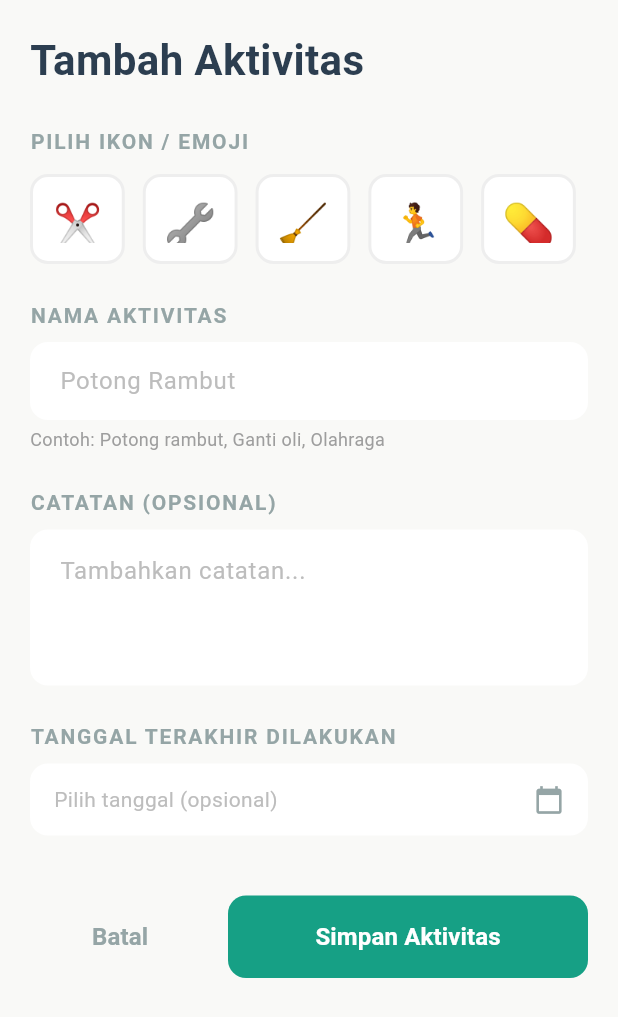
After one commit to willsurvey/lasttime, a Flutter app: the screen it shows after launch, after a tap on the "add" icon, on a phone screen of 412 x 824 dp. The commit adds this screen. Shown: the top 1017 px of the screen. Run offline on Flutter 3.47's test engine with Material 3 defaults, Android fonts, the phone set to English and light mode, and no system bars; our stand-ins replace shared_preferences; Roboto replaces fonts that are missing (Segoe UI).

Commit message:
finish sprint 1

```diff
--- a/lib/main.dart
+++ b/lib/main.dart
@@ -2,6 +2,8 @@ import 'package:flutter/material.dart';
 import 'constants/app_colors.dart';
 import 'models/activity_model.dart';
 import 'widgets/activity_card.dart';
+import 'screens/add_activity_screen.dart';
+import 'services/storage_service.dart';
 
 void main() {
   runApp(const MyApp());
@@ -25,55 +27,94 @@ class MyApp extends StatelessWidget {
   }
 }
 
-class HomeScreen extends StatelessWidget {
+class HomeScreen extends StatefulWidget {
   const HomeScreen({super.key});
 
   @override
+  State<HomeScreen> createState() => _HomeScreenState();
+}
+
+class _HomeScreenState extends State<HomeScreen> {
+  List<ActivityModel> activities = [];
+
+  @override
+  void initState() {
+    super.initState();
+    _loadActivitiesFromStorage();
+  }
+
+  Future<void> _loadActivitiesFromStorage() async {
+    final loadedActivities = await StorageService.loadActivities();
+
+    if (mounted) {
+      setState(() {
+        // ✅ FIX: Tidak ada data dummy — jika kosong, tampilkan empty state
+        activities = loadedActivities;
+      });
+    }
+  }
+
+  // ✅ FIX: Hanya reload data dari storage, JANGAN simpan lagi (sudah disimpan di AddActivityScreen)
+  Future<void> _addNewActivity(Map<String, dynamic> newData) async {
+    // Reload data dari storage (karena sudah disimpan di AddActivityScreen)
+    final updatedActivities = await StorageService.loadActivities();
+
+    if (mounted) {
+      setState(() {
+        activities = updatedActivities;
+      });
+    }
+  }
+
+  // Helper: Mapping emoji ke warna
+  Color _getEmojiColor(String? emoji) {
+    switch (emoji) {
+      case '✂️': return AppColors.haircut;
+      case '🔧': return AppColors.motor;
+      case '🧹': return AppColors.cleaning;
+      case '🏃': return AppColors.laundry;
+      case '💊': return AppColors.bill;
+      case '📚': return AppColors.haircut;
+      case '🚿': return AppColors.laundry;
+      case '💳': return AppColors.bill;
+      case '🌿': return AppColors.cleaning;
+      case '🐾': return AppColors.motor;
+      case '🚗': return AppColors.motor;
+      case '🎯': return AppColors.bill;
+      default: return AppColors.haircut;
+    }
+  }
+
+  // Helper: Mapping emoji ke IconData
+  IconData _getEmojiIcon(String? emoji) {
+    switch (emoji) {
+      case '✂️': return Icons.cut;
+      case '🔧': return Icons.build;
+      case '🧹': return Icons.cleaning_services;
+      case '🏃': return Icons.directions_run;
+      case '💊': return Icons.medication;
+      case '📚': return Icons.school;
+      case '🚿': return Icons.shower;
+      case '💳': return Icons.payments;
+      case '🌿': return Icons.eco;
+      case '🐾': return Icons.pets;
+      case '🚗': return Icons.directions_car;
+      case '🎯': return Icons.flag;
+      default: return Icons.star;
+    }
+  }
+
+  // Helper: Nama bulan
+  String _getMonthName(int month) {
+    const months = [
+      'Jan', 'Feb', 'Mar', 'Apr', 'Mei', 'Jun',
+      'Jul', 'Agu', 'Sep', 'Okt', 'Nov', 'Des'
+    ];
+    return months[month - 1];
+  }
+
+  @override
   Widget build(BuildContext context) {
-    // Data aktivitas sesuai desain
-    final activities = [
-      ActivityModel(
-        title: 'Potong Rambut',
-        lastDate: '12 Mar 2025',
-        daysAgo: '18 hari yang lalu',
-        iconColor: AppColors.haircut,
-        icon: Icons.cut,
-        status: 'Selesai',
-      ),
-      ActivityModel(
-        title: 'Ganti Oli Motor',
-        lastDate: '1 Feb 2025',
-        daysAgo: '57 hari yang lalu',
-        iconColor: AppColors.motor,
-        icon: Icons.build,
-        status: 'Selesai',
-      ),
-      ActivityModel(
-        title: 'Bersihkan Kamar',
-        lastDate: '25 Mar 2025',
-        daysAgo: '5 hari yang lalu',
-        iconColor: AppColors.cleaning,
-        icon: Icons.cleaning_services,
-        status: 'Selesai',
-      ),
-      ActivityModel(
-        title: 'Cuci Baju',
-        lastDate: '28 Mar 2025',
-        daysAgo: '2 hari yang lalu',
-        iconColor: AppColors.laundry,
-        icon: Icons.local_laundry_service,
-        status: 'Selesai',
-      ),
-      ActivityModel(
-        title: 'Bayar Tagihan',
-        lastDate: 'Belum pernah dilakukan',
-        daysAgo: 'Belum dicatat',
-        iconColor: AppColors.bill,
-        icon: Icons.payments,
-        status: 'Selesai',
-      ),
-    ];
-
     return Scaffold(
       body: SafeArea(
         child: Padding(
@@ -113,7 +154,21 @@ class HomeScreen extends StatelessWidget {
                     ),
                   ),
                   const Spacer(),
-                  Container(
+
+                  GestureDetector(
+                    onTap: () async {
+                      final result = await Navigator.push(
+                        context,
+                        MaterialPageRoute(
+                          builder: (context) => const AddActivityScreen(),
+                        ),
+                      );
+
+                      if (result != null && result is Map<String, dynamic>) {
+                        _addNewActivity(result);
+                      }
+                    },
+                    child: Container(
                       width: 32,
                       height: 32,
                       decoration: BoxDecoration(
@@ -126,13 +181,25 @@ class HomeScreen extends StatelessWidget {
                         size: 20,
                       ),
                     ),
+                  ),
                 ],
               ),
               const SizedBox(height: 16),
 
-              // List Activities
+              // ✅ FIX: Empty state jika belum ada aktivitas
               Expanded(
-                child: ListView.builder(
+                child: activities.isEmpty
+                    ? const Center(
+                        child: Text(
+                          'Belum ada aktivitas.\nKlik + untuk menambah.',
+                          textAlign: TextAlign.center,
+                          style: TextStyle(
+                            color: AppColors.textSecondary,
+                            fontSize: 14,
+                          ),
+                        ),
+                      )
+                    : ListView.builder(
                         itemCount: activities.length,
                         itemBuilder: (context, index) {
                           return ActivityCard(activity: activities[index]);
--- /dev/null
+++ b/lib/screens/add_activity_screen.dart
@@ -0,0 +1,432 @@
+import 'package:flutter/material.dart';
+import '../constants/app_colors.dart';
+import '../services/storage_service.dart';
+import '../models/activity_model.dart';
+
+class AddActivityScreen extends StatefulWidget {
+  const AddActivityScreen({super.key});
+
+  @override
+  State<AddActivityScreen> createState() => _AddActivityScreenState();
+}
+
+class _AddActivityScreenState extends State<AddActivityScreen> {
+  // Controllers untuk input
+  final TextEditingController _nameController = TextEditingController();
+  final TextEditingController _noteController = TextEditingController();
+
+  // State untuk pilihan
+  String? _selectedEmoji;
+  DateTime? _selectedDate;
+
+  // Daftar emoji sesuai desain
+  final List<Map<String, dynamic>> _emojis = [
+    {'emoji': '✂️', 'label': 'Potong Rambut'},
+    {'emoji': '🔧', 'label': 'Servis'},
+    {'emoji': '🧹', 'label': 'Bersihkan'},
+    {'emoji': '🏃', 'label': 'Olahraga'},
+    {'emoji': '💊', 'label': 'Obat'},
+    {'emoji': '📚', 'label': 'Belajar'},
+    {'emoji': '🚿', 'label': 'Mandi'},
+    {'emoji': '💳', 'label': 'Tagihan'},
+    {'emoji': '🌿', 'label': 'Tanaman'},
+    {'emoji': '🐾', 'label': 'Hewan'},
+    {'emoji': '🚗', 'label': 'Mobil'},
+    {'emoji': '🎯', 'label': 'Target'},
+  ];
+
+  @override
+  void dispose() {
+    _nameController.dispose();
+    _noteController.dispose();
+    super.dispose();
+  }
+
+  // Fungsi pilih tanggal
+  Future<void> _selectDate() async {
+    final DateTime? picked = await showDatePicker(
+      context: context,
+      initialDate: DateTime.now(),
+      firstDate: DateTime(2020),
+      lastDate: DateTime(2030),
+      builder: (context, child) {
+        return Theme(
+          data: Theme.of(context).copyWith(  // ✅ FIX: Tambahkan `data:`
+            colorScheme: ColorScheme.light(
+              primary: AppColors.primary,
+            ),
+          ),
+          child: child!,
+        );
+      },
+    );
+
+    if (picked != null) {
+      setState(() {
+        _selectedDate = picked;
+      });
+    }
+  }
+
+  // Helper: Mapping emoji ke warna
+  Color _getEmojiColor(String emoji) {
+    switch (emoji) {
+      case '✂️': return AppColors.haircut;
+      case '🔧': return AppColors.motor;
+      case '🧹': return AppColors.cleaning;
+      case '🏃': return AppColors.laundry;
+      case '💊': return AppColors.bill;
+      case '📚': return AppColors.haircut;
+      case '🚿': return AppColors.laundry;
+      case '💳': return AppColors.bill;
+      case '🌿': return AppColors.cleaning;
+      case '🐾': return AppColors.motor;
+      case '🚗': return AppColors.motor;
+      case '🎯': return AppColors.bill;
+      default: return AppColors.haircut;
+    }
+  }
+
+  // Helper: Mapping emoji ke IconData
+  IconData _getEmojiIcon(String emoji) {
+    switch (emoji) {
+      case '✂️': return Icons.cut;
+      case '🔧': return Icons.build;
+      case '🧹': return Icons.cleaning_services;
+      case '🏃': return Icons.directions_run;
+      case '💊': return Icons.medication;
+      case '📚': return Icons.school;
+      case '🚿': return Icons.shower;
+      case '💳': return Icons.payments;
+      case '🌿': return Icons.eco;
+      case '🐾': return Icons.pets;
+      case '🚗': return Icons.directions_car;
+      case '🎯': return Icons.flag;
+      default: return Icons.star;
+    }
+  }
+
+  // Helper: Nama bulan
+  String _getMonthName(int month) {
+    const months = [
+      'Jan', 'Feb', 'Mar', 'Apr', 'Mei', 'Jun',
+      'Jul', 'Agu', 'Sep', 'Okt', 'Nov', 'Des'
+    ];
+    return months[month - 1];
+  }
+
+  // Fungsi simpan
+  Future<void> _saveActivity() async {
+    if (_nameController.text.trim().isEmpty) {
+      ScaffoldMessenger.of(context).showSnackBar(
+        SnackBar(
+          content: const Text('Nama aktivitas harus diisi!'),
+          backgroundColor: Colors.redAccent,
+        ),
+      );
+      return;
+    }
+
+    if (_selectedEmoji == null) {
+      ScaffoldMessenger.of(context).showSnackBar(
+        SnackBar(
+          content: const Text('Pilih ikon/emoji terlebih dahulu!'),
+          backgroundColor: Colors.redAccent,
+        ),
+      );
+      return;
+    }
+
+    // Buat ActivityModel dari input form
+    final newActivity = ActivityModel(
+      title: _nameController.text.trim(),
+      lastDate: _selectedDate != null
+          ? '${_selectedDate!.day} ${_getMonthName(_selectedDate!.month)} ${_selectedDate!.year}'
+          : 'Baru ditambahkan',
+      daysAgo: 'Baru ditambahkan',
+      iconColor: _getEmojiColor(_selectedEmoji!),
+      icon: _getEmojiIcon(_selectedEmoji!),
+      status: 'Selesai',
+    );
+
+    try {
+      // Simpan ke SharedPreferences HANYA di sini
+      await StorageService.addActivity(newActivity);
+
+      if (mounted) {
+        ScaffoldMessenger.of(context).showSnackBar(
+          SnackBar(
+            content: const Text('✅ Aktivitas berhasil disimpan!'),
+            backgroundColor: Colors.green,
+            duration: const Duration(seconds: 2),
+          ),
+        );
+      }
+
+      if (mounted) {
+        Navigator.pop(context, {
+          'name': _nameController.text.trim(),
+          'emoji': _selectedEmoji,
+          'note': _noteController.text.trim(),
+          'date': _selectedDate ?? DateTime.now(),
+        });
+      }
+    } catch (e) {
+      if (mounted) {
+        ScaffoldMessenger.of(context).showSnackBar(
+          SnackBar(
+            content: Text('❌ Gagal menyimpan: $e'),
+            backgroundColor: Colors.red,
+          ),
+        );
+      }
+    }
+  }
+
+  @override
+  Widget build(BuildContext context) {
+    return Scaffold(
+      backgroundColor: AppColors.background,
+      resizeToAvoidBottomInset: true,
+      body: SafeArea(
+        child: SingleChildScrollView(
+          padding: const EdgeInsets.all(20.0),
+          child: ConstrainedBox(
+            constraints: BoxConstraints(
+              minHeight: MediaQuery.of(context).size.height - 40,
+            ),
+            child: Column(
+              crossAxisAlignment: CrossAxisAlignment.start,
+              children: [
+                // Header
+                Text(
+                  'Tambah Aktivitas',
+                  style: TextStyle(
+                    fontSize: 28,
+                    fontWeight: FontWeight.bold,
+                    color: AppColors.textPrimary,
+                  ),
+                ),
+                const SizedBox(height: 24),
+
+                // Section: PILIH IKON / EMOJI
+                const Text(
+                  'PILIH IKON / EMOJI',
+                  style: TextStyle(
+                    fontSize: 14,
+                    fontWeight: FontWeight.w600,
+                    color: AppColors.textSecondary,
+                    letterSpacing: 1.2,
+                  ),
+                ),
+                const SizedBox(height: 12),
+
+                SizedBox(
+                  height: 60,
+                  child: ListView.builder(
+                    scrollDirection: Axis.horizontal,
+                    itemCount: _emojis.length,
+                    itemBuilder: (context, index) {
+                      final item = _emojis[index];
+                      final isSelected = _selectedEmoji == item['emoji'];
+
+                      return GestureDetector(
+                        onTap: () {
+                          setState(() {
+                            _selectedEmoji = item['emoji'];
+                          });
+                        },
+                        child: Container(
+                          margin: const EdgeInsets.only(right: 12),
+                          padding: const EdgeInsets.all(12),
+                          decoration: BoxDecoration(
+                            color: isSelected ? AppColors.primary.withOpacity(0.2) : AppColors.card,
+                            borderRadius: BorderRadius.circular(12),
+                            border: Border.all(
+                              color: isSelected ? AppColors.primary : Colors.grey.shade200,
+                              width: 2,
+                            ),
+                          ),
+                          child: Text(
+                            item['emoji'],
+                            style: const TextStyle(fontSize: 28),
+                          ),
+                        ),
+                      );
+                    },
+                  ),
+                ),
+                const SizedBox(height: 24),
+
+                // Section: NAMA AKTIVITAS
+                const Text(
+                  'NAMA AKTIVITAS',
+                  style: TextStyle(
+                    fontSize: 14,
+                    fontWeight: FontWeight.w600,
+                    color: AppColors.textSecondary,
+                    letterSpacing: 1.2,
+                  ),
+                ),
+                const SizedBox(height: 8),
+                TextField(
+                  controller: _nameController,
+                  decoration: InputDecoration(
+                    hintText: 'Potong Rambut',
+                    hintStyle: TextStyle(color: Colors.grey.shade400),
+                    filled: true,
+                    fillColor: AppColors.card,
+                    border: OutlineInputBorder(
+                      borderRadius: BorderRadius.circular(12),
+                      borderSide: BorderSide.none,
+                    ),
+                    contentPadding: const EdgeInsets.symmetric(
+                      horizontal: 16,
+                      vertical: 14,
+                    ),
+                  ),
+                ),
+                const SizedBox(height: 4),
+                Text(
+                  'Contoh: Potong rambut, Ganti oli, Olahraga',
+                  style: TextStyle(
+                    fontSize: 12,
+                    color: Colors.grey.shade500,
+                  ),
+                ),
+                const SizedBox(height: 24),
+
+                // Section: CATATAN (OPSIONAL)
+                const Text(
+                  'CATATAN (OPSIONAL)',
+                  style: TextStyle(
+                    fontSize: 14,
+                    fontWeight: FontWeight.w600,
+                    color: AppColors.textSecondary,
+                    letterSpacing: 1.2,
+                  ),
+                ),
+                const SizedBox(height: 8),
+                TextField(
+                  controller: _noteController,
+                  maxLines: 3,
+                  decoration: InputDecoration(
+                    hintText: 'Tambahkan catatan...',
+                    hintStyle: TextStyle(color: Colors.grey.shade400),
+                    filled: true,
+                    fillColor: AppColors.card,
+                    border: OutlineInputBorder(
+                      borderRadius: BorderRadius.circular(12),
+                      borderSide: BorderSide.none,
+                    ),
+                    contentPadding: const EdgeInsets.all(16),
+                  ),
+                ),
+                const SizedBox(height: 24),
+
+                // Section: TANGGAL TERAKHIR DILAKUKAN
+                const Text(
+                  'TANGGAL TERAKHIR DILAKUKAN',
+                  style: TextStyle(
+                    fontSize: 14,
+                    fontWeight: FontWeight.w600,
+                    color: AppColors.textSecondary,
+                    letterSpacing: 1.2,
+                  ),
+                ),
+                const SizedBox(height: 8),
+                GestureDetector(
+                  onTap: _selectDate,
+                  child: Container(
+                    padding: const EdgeInsets.symmetric(
+                      horizontal: 16,
+                      vertical: 14,
+                    ),
+                    decoration: BoxDecoration(
+                      color: AppColors.card,
+                      borderRadius: BorderRadius.circular(12),
+                    ),
+                    child: Row(
+                      mainAxisAlignment: MainAxisAlignment.spaceBetween,
+                      children: [
+                        Text(
+                          _selectedDate != null
+                              ? '${_selectedDate!.day}/${_selectedDate!.month}/${_selectedDate!.year}'
+                              : 'Pilih tanggal (opsional)',
+                          style: TextStyle(
+                            color: _selectedDate != null
+                                ? AppColors.textPrimary
+                                : Colors.grey.shade400,
+                          ),
+                        ),
+                        Icon(
+                          Icons.calendar_today,
+                          color: AppColors.textSecondary,
+                          size: 20,
+                        ),
+                      ],
+                    ),
+                  ),
+                ),
+
+                const SizedBox(height: 40),
+
+                // Buttons: Simpan & Batal
+                Row(
+                  children: [
+                    // Tombol Batal (1/3 lebar)
+                    SizedBox(
+                      width: (MediaQuery.of(context).size.width - 40 - 12) / 3,
+                      child: TextButton(
+                        onPressed: () => Navigator.pop(context),
+                        style: TextButton.styleFrom(
+                          padding: const EdgeInsets.symmetric(vertical: 16),
+                          shape: RoundedRectangleBorder(
+                            borderRadius: BorderRadius.circular(12),
+                          ),
+                        ),
+                        child: Text(
+                          'Batal',
+                          style: TextStyle(
+                            fontSize: 16,
+                            fontWeight: FontWeight.w600,
+                            color: AppColors.textSecondary,
+                          ),
+                        ),
+                      ),
+                    ),
+                    const SizedBox(width: 12),
+                    // Tombol Simpan (2/3 lebar)
+                    SizedBox(
+                      width: ((MediaQuery.of(context).size.width - 40 - 12) / 3) * 2,
+                      child: ElevatedButton(
+                        onPressed: _saveActivity,
+                        style: ElevatedButton.styleFrom(
+                          backgroundColor: AppColors.primary,
+                          padding: const EdgeInsets.symmetric(vertical: 16),
+                          shape: RoundedRectangleBorder(
+                            borderRadius: BorderRadius.circular(12),
+                          ),
+                          elevation: 0,
+                        ),
+                        child: Text(
+                          'Simpan Aktivitas',
+                          style: TextStyle(
+                            fontSize: 16,
+                            fontWeight: FontWeight.w600,
+                            color: Colors.white,
+                          ),
+                        ),
+                      ),
+                    ),
+                  ],
+                ),
+                const SizedBox(height: 20),
+              ],
+            ),
+          ),
+        ),
+      ),
+    );
+  }
+}
--- /dev/null
+++ b/lib/services/storage_service.dart
@@ -0,0 +1,83 @@
+import 'dart:convert';
+import 'package:shared_preferences/shared_preferences.dart';
+import '../models/activity_model.dart';
+import 'package:flutter/material.dart';
+
+class StorageService {
+  // Key untuk menyimpan data di SharedPreferences
+  static const String _keyActivities = 'activities_list';
+
+  /// ✅ SIMPAN semua aktivitas ke local storage
+  static Future<void> saveActivities(List<ActivityModel> activities) async {
+    final prefs = await SharedPreferences.getInstance();
+
+    // Convert list ActivityModel → List<Map> → JSON String
+    final List<Map<String, dynamic>> activitiesMap = activities.map((activity) {
+      return {
+        'title': activity.title,
+        'lastDate': activity.lastDate,
+        'daysAgo': activity.daysAgo,
+        'iconColorValue': activity.iconColor.value, // Simpan sebagai int
+        'iconCodePoint': activity.icon.codePoint,   // Simpan sebagai int
+        'iconFontFamily': activity.icon.fontFamily, // Simpan fontFamily
+        'status': activity.status,
+      };
+    }).toList();
+
+    final jsonString = jsonEncode(activitiesMap);
+    await prefs.setString(_keyActivities, jsonString);
+  }
+
+  /// ✅ LOAD semua aktivitas dari local storage
+  static Future<List<ActivityModel>> loadActivities() async {
+    final prefs = await SharedPreferences.getInstance();
+    final jsonString = prefs.getString(_keyActivities);
+
+    if (jsonString == null) return []; // Belum ada data
+
+    try {
+      final List<dynamic> decoded = jsonDecode(jsonString);
+
+      return decoded.map((item) {
+        return ActivityModel(
+          title: item['title'],
+          lastDate: item['lastDate'],
+          daysAgo: item['daysAgo'],
+          iconColor: Color(item['iconColorValue']),
+          icon: IconData(
+            item['iconCodePoint'],
+            fontFamily: item['iconFontFamily'],
+          ),
+          status: item['status'],
+        );
+      }).toList();
+    } catch (e) {
+      print('Error loading activities: $e');
+      return []; // Return empty list jika error
+    }
+  }
+
+  /// ✅ TAMBAH 1 aktivitas baru ke storage
+  static Future<void> addActivity(ActivityModel newActivity) async {
+    final currentActivities = await loadActivities();
+    currentActivities.insert(0, newActivity); // Tambah di posisi pertama
+    await saveActivities(currentActivities);
+  }
+
+  /// ✅ HAPUS aktivitas berdasarkan index/title (opsional untuk nanti)
+  static Future<void> deleteActivity(String title) async {
+    final currentActivities = await loadActivities();
+    currentActivities.removeWhere((activity) => activity.title == title);
+    await saveActivities(currentActivities);
+  }
+
+  /// ✅ UPDATE aktivitas (opsional untuk Sprint 2)
+  static Future<void> updateActivity(String oldTitle, ActivityModel updatedActivity) async {
+    final currentActivities = await loadActivities();
+    final index = currentActivities.indexWhere((a) => a.title == oldTitle);
+    if (index != -1) {
+      currentActivities[index] = updatedActivity;
+      await saveActivities(currentActivities);
+    }
+  }
+}
--- a/pubspec.yaml
+++ b/pubspec.yaml
@@ -34,6 +34,7 @@ dependencies:
   # The following adds the Cupertino Icons font to your application.
   # Use with the CupertinoIcons class for iOS style icons.
   cupertino_icons: ^1.0.8
+  shared_preferences: ^2.5.5
 
 dev_dependencies:
   flutter_test:
```
Also changed, not shown: pubspec.lock, 1 other file. Lines whose indentation alone changed are shown as unchanged.
